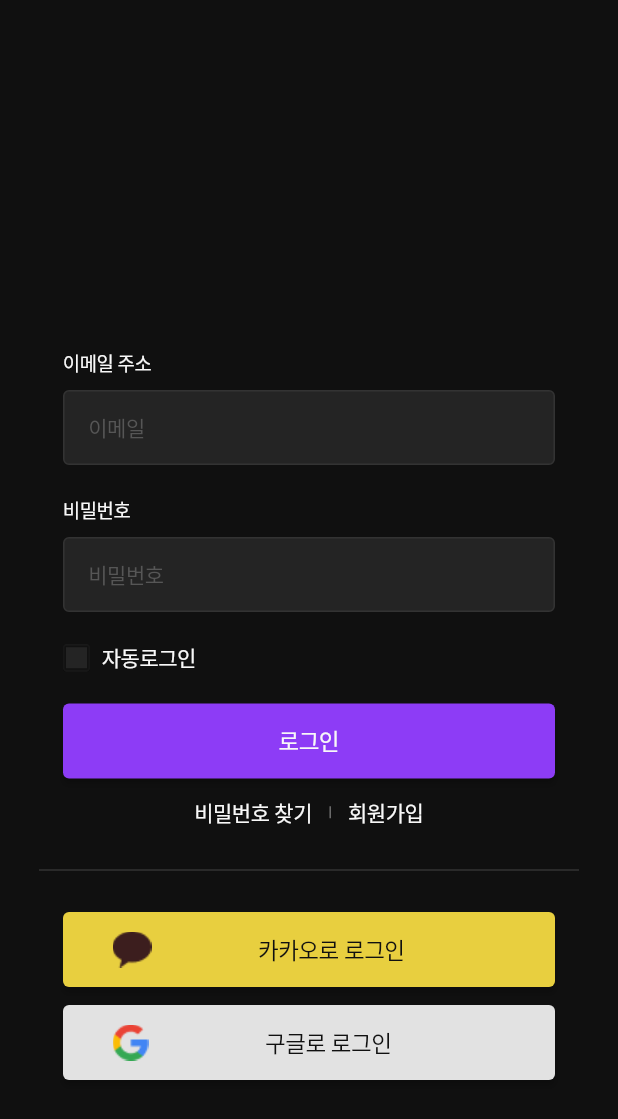
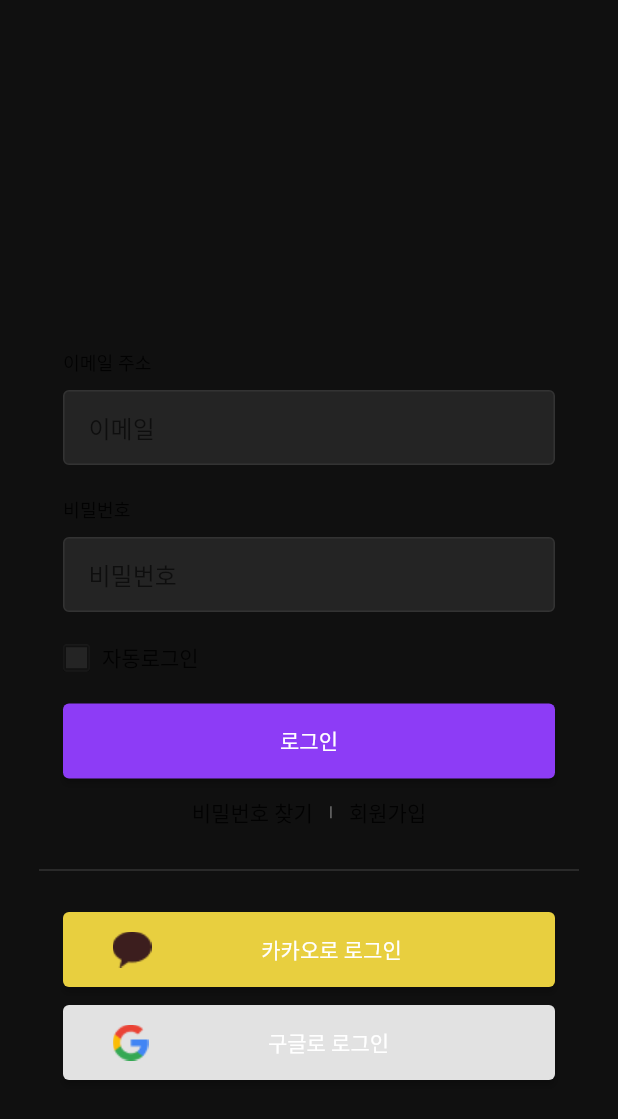
Before and after one commit to cos-quare/cosquare-app, a Flutter app: the screen it shows after launch, on a phone screen of 412 x 824 dp. Shown: the top 1119 px of the screen. Run offline on Flutter 3.47's test engine with Material 2 defaults, Android fonts, the light colour scheme and no system bars; Roboto replaces fonts that are missing (Pretendard).

Commit message:
:fire: remove TextStyle
TextStyle 삭제

```diff
--- a/lib/screens/login_screen.dart
+++ b/lib/screens/login_screen.dart
@@ -29,12 +29,7 @@
                           '이메일 주소',
                           overflow: TextOverflow.visible,
                           textAlign: TextAlign.left,
-                          style: TextStyle(
-                            fontSize: 13.0,
-                            fontWeight: FontWeight.w400,
-                            color: const Color(0xfff8f8f8),
-                            letterSpacing: -0.32,
-                          ),
+
                         ),
                       ),
                     )),
@@ -55,12 +50,7 @@
                         '비밀번호',
                         overflow: TextOverflow.visible,
                         textAlign: TextAlign.left,
-                        style: TextStyle(
-                          fontSize: 13.0,
-                          fontWeight: FontWeight.w400,
-                          color: const Color(0xfff8f8f8),
-                          letterSpacing: -0.32,
-                        ),
+
                       ),
                     ),
                   ),
@@ -79,12 +69,7 @@
                       Padding(
                           padding: const EdgeInsets.fromLTRB(8, 0, 0, 0),
                           child: Text('자동로그인',
-                              style: TextStyle(
-                                fontSize: 14.0,
-                                fontWeight: FontWeight.w500,
-                                color: const Color(0xfff8f8f8),
-                                letterSpacing: -0.32,
-                              )))
+                             ))
                     ],
                   ),
                 ),
@@ -99,12 +84,7 @@
                       },
                       child: const Text(
                         '로그인',
-                        style: TextStyle(
-                          fontSize: 15.0,
-                          fontWeight: FontWeight.w500,
-                          color: const Color(0xfff8f8f8),
-                          letterSpacing: -0.32,
-                        ),
+
                       ),
                       style: ElevatedButton.styleFrom(
                         primary: const Color(0xff8d3cf6),
@@ -121,12 +101,7 @@
                     mainAxisAlignment: MainAxisAlignment.center,
                     children: [
                       Text('비밀번호 찾기',
-                          style: TextStyle(
-                            fontSize: 14.0,
-                            fontWeight: FontWeight.w500,
-                            color: const Color(0xfff8f8f8),
-                            letterSpacing: -0.32,
-                          )),
+                        ),
                       Padding(
                         padding: const EdgeInsets.fromLTRB(0, 0, 0, 0),
                         child: SizedBox(
@@ -139,12 +114,7 @@
                         ),
                       ),
                       Text('회원가입',
-                          style: TextStyle(
-                            fontSize: 14.0,
-                            fontWeight: FontWeight.w500,
-                            color: const Color(0xfff8f8f8),
-                            letterSpacing: -0.32,
-                          ))
+                       )
                     ],
                   ),
                 ),
@@ -176,12 +146,7 @@
                                 '카카오로 로그인',
                                 overflow: TextOverflow.visible,
                                 textAlign: TextAlign.left,
-                                style: TextStyle(
-                                  fontSize: 15.0,
-                                  fontWeight: FontWeight.w500,
-                                  color: const Color(0xff101010),
-                                  letterSpacing: -0.32,
-                                ),
+
                               )),
                         )
                       ],
@@ -219,12 +184,7 @@
                                 '구글로 로그인',
                                 overflow: TextOverflow.visible,
                                 textAlign: TextAlign.left,
-                                style: TextStyle(
-                                  fontSize: 15.0,
-                                  fontWeight: FontWeight.w500,
-                                  color: const Color(0xff101010),
-                                  letterSpacing: -0.32,
-                                ),
+
                               )),
                         )
                       ],
--- a/lib/widgets/base_text_field.dart
+++ b/lib/widgets/base_text_field.dart
@@ -17,12 +17,6 @@
             decoration: InputDecoration(
               border: InputBorder.none,
               hintText: hintText,
-              hintStyle: TextStyle(
-                letterSpacing: -0.32,
-                fontSize: 14.0,
-                fontWeight: FontWeight.w400,
-                color: const Color(0xff565656),
-              ),
             ),
           ),
         ));
```
